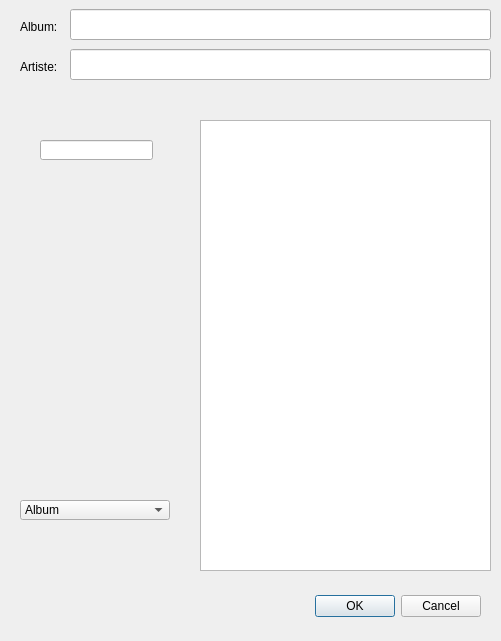
toopoormaghell/projet-musique, file projet-musique/core/dialogmodifieralbum.ui: the form before one commit.
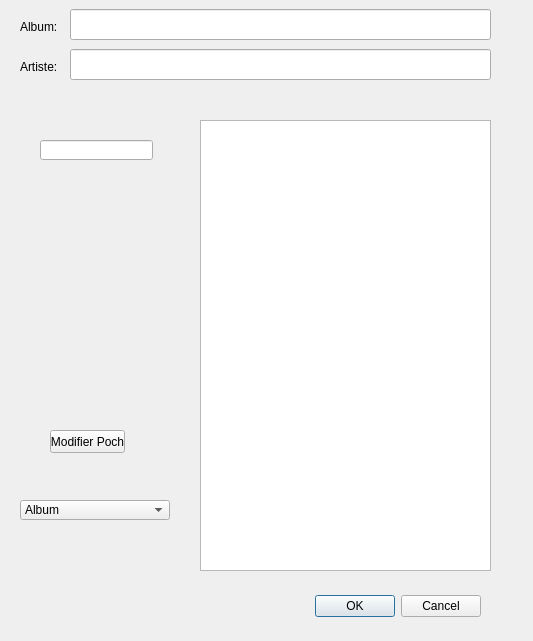
The form after the commit.

```diff
--- a/projet-musique/core/dialogmodifieralbum.ui
+++ b/projet-musique/core/dialogmodifieralbum.ui
@@ -6,7 +6,7 @@
    <rect>
     <x>0</x>
     <y>0</y>
-    <width>501</width>
+    <width>533</width>
     <height>641</height>
    </rect>
   </property>
@@ -168,6 +168,19 @@
     </rect>
    </property>
   </widget>
+  <widget class="QPushButton" name="pushButton">
+   <property name="geometry">
+    <rect>
+     <x>50</x>
+     <y>430</y>
+     <width>75</width>
+     <height>23</height>
+    </rect>
+   </property>
+   <property name="text">
+    <string>Modifier Poch</string>
+   </property>
+  </widget>
  </widget>
  <resources/>
  <connections>
```
